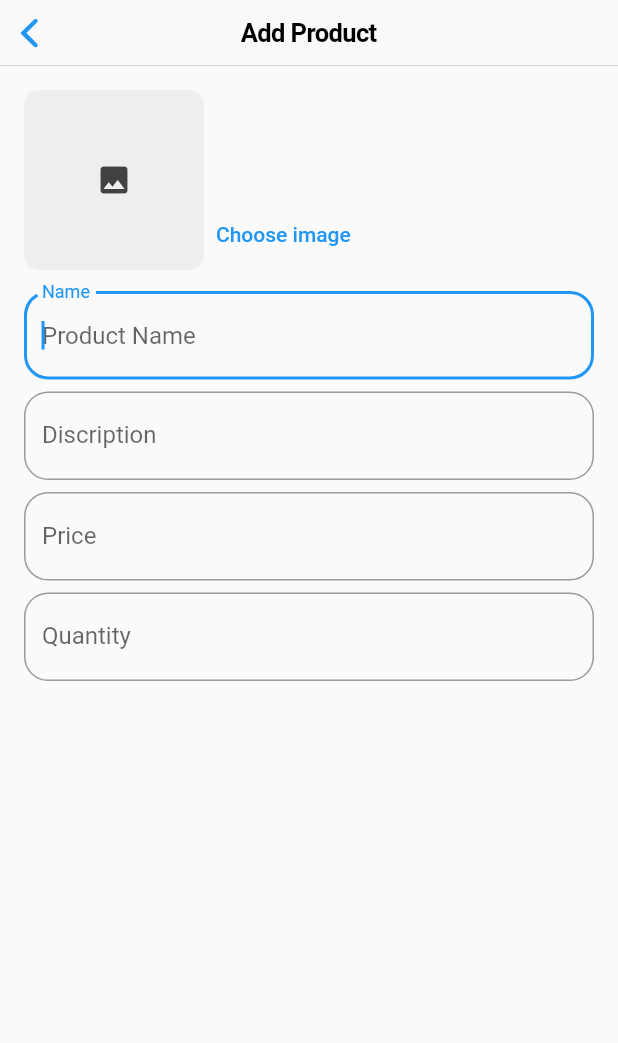
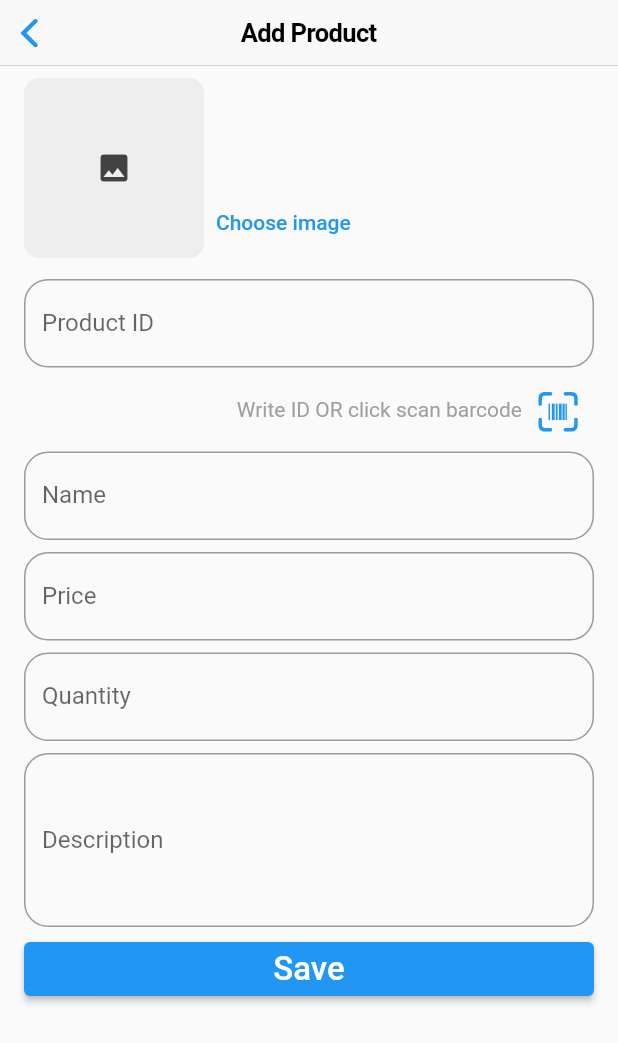
Before and after one commit to askabdulhaseeb/BlueJay-admin, a Flutter app: the AddProductScreen screen opened by its route, on a phone screen of 412 x 824 dp. Shown: the top 1043 px of the screen. Run offline on Flutter 3.47's test engine with Material 2 defaults, Android fonts, the phone set to English and light mode, and no system bars; our stand-ins replace image_picker; missing offline and left inert: barcode_scan2.

Commit message:
Add Product UI completed.

```diff
--- a/lib/main.dart
+++ b/lib/main.dart
@@ -15,9 +15,8 @@ class MyApp extends StatelessWidget {
       title: 'BlueJay',
       theme: ThemeData(
         primaryColor: Colors.blue,
-        splashColor: Colors.blueAccent,
+        splashColor: Colors.blue[200],
         iconTheme: const IconThemeData(color: Colors.blue),
-
       ),
       home: const LoginScreen(),
       routes: <String, WidgetBuilder>{
--- a/lib/screens/add_product_screen/add_product_screen.dart
+++ b/lib/screens/add_product_screen/add_product_screen.dart
@@ -1,8 +1,10 @@
 import 'dart:io';
 
+import 'package:barcode_scan2/barcode_scan2.dart';
 import 'package:flutter/cupertino.dart';
 import 'package:flutter/material.dart';
 import 'package:image_picker/image_picker.dart';
+import 'package:pantrycheck_admin/screens/home_screen/home_screen.dart';
 import 'package:pantrycheck_admin/screens/widgets/custom_textformfield.dart';
 import 'package:pantrycheck_admin/utilities/custom_validator.dart';
 import 'package:pantrycheck_admin/utilities/utilities.dart';
@@ -16,7 +18,9 @@ class AddProductScreen extends StatefulWidget {
 
 class _AddProductScreenState extends State<AddProductScreen> {
   final GlobalKey<FormState> _key = GlobalKey<FormState>();
+  final TextEditingController _barcode = TextEditingController();
   final TextEditingController _name = TextEditingController();
+  final TextEditingController _description = TextEditingController();
   final TextEditingController _qty = TextEditingController();
   final TextEditingController _price = TextEditingController();
   XFile? _image;
@@ -30,44 +34,100 @@ class _AddProductScreenState extends State<AddProductScreen> {
       body: Form(
         key: _key,
         child: Padding(
-          padding: EdgeInsets.all(Utilities.padding),
+          padding: EdgeInsets.symmetric(horizontal: Utilities.padding),
           child: ListView(
             children: <Widget>[
+              const SizedBox(height: 8),
               _pickImageWidget(),
               const SizedBox(height: 10),
+              CustomTextFormField(
+                title: 'Product ID',
+                controller: _barcode,
+                hint: 'Product Unique ID',
+                validator: (String? value) => CustomValidator.lessThen3(value),
+              ),
+              Row(
+                mainAxisAlignment: MainAxisAlignment.end,
+                children: <Widget>[
+                  const Expanded(
+                    child: Text(
+                      'Write ID OR click scan barcode',
+                      overflow: TextOverflow.ellipsis,
+                      textAlign: TextAlign.end,
+                      style: TextStyle(color: Colors.grey),
+                    ),
+                  ),
+                  IconButton(
+                    onPressed: () async => _barcodeScanning(),
+                    splashRadius: 24,
+                    icon: const Icon(
+                      CupertinoIcons.barcode_viewfinder,
+                      size: 34,
+                    ),
+                  )
+                ],
+              ),
               CustomTextFormField(
                 title: 'Name',
                 controller: _name,
                 hint: 'Product Name',
                 validator: (String? value) => CustomValidator.lessThen3(value),
-                autoFocus: true,
-              ),
-              CustomTextFormField(
-                title: 'Discription',
-                controller: _name,
-                hint: 'Product Name',
-                validator: (String? value) => CustomValidator.lessThen3(value),
-                autoFocus: true,
               ),
               CustomTextFormField(
                 title: 'Price',
                 controller: _price,
                 hint: 'Product Price',
                 keyboardType: TextInputType.number,
-                validator: (String? value) => CustomValidator.lessThen3(value),
+                validator: (String? value) => CustomValidator.isEmpty(value),
               ),
               CustomTextFormField(
                 title: 'Quantity',
                 controller: _qty,
                 hint: 'Product Quantity',
                 keyboardType: TextInputType.number,
-                validator: (String? value) => CustomValidator.lessThen3(value),
+                validator: (String? value) => CustomValidator.isEmpty(value),
               ),
+              CustomTextFormField(
+                title: 'Description',
+                controller: _description,
+                hint: 'Product detail description here',
+                maxLines: 4,
+              ),
+              SizedBox(
+                width: MediaQuery.of(context).size.width / 2,
+                child: ElevatedButton(
+                  onPressed: () {
+                    if (_key.currentState!.validate()) {
+                      Navigator.of(context).pushNamedAndRemoveUntil(
+                        HomeScreen.routeName,
+                        (Route<dynamic> route) => false,
+                      );
+                    }
+                  },
+                  child: const Text(
+                    'Save',
+                    style: TextStyle(fontSize: 22),
+                  ),
+                ),
+              ),
+              const SizedBox(height: 100),
             ],
           ),
         ),
       ),
     );
+  }
+
+  Future<void> _barcodeScanning() async {
+    try {
+      final ScanResult scaned = await BarcodeScanner.scan();
+      final String scanResult = scaned.rawContent;
+      print('Stored in Cart');
+
+      setState(() => _barcode.text = scanResult);
+    } catch (e) {
+      // TODO: Display Error
+    }
   }
 
   Row _pickImageWidget() {
--- a/lib/screens/widgets/custom_inkwell_button.dart
+++ b/lib/screens/widgets/custom_inkwell_button.dart
@@ -24,6 +24,7 @@ class CustomInkWellButton extends StatelessWidget {
               vertical: 10,
               horizontal: 30,
             ),
+
             alignment: Alignment.center,
             decoration: BoxDecoration(
               border: Border.all(
--- a/lib/screens/widgets/custom_textformfield.dart
+++ b/lib/screens/widgets/custom_textformfield.dart
@@ -16,6 +16,7 @@ class CustomTextFormField extends StatefulWidget {
     this.autoFocus = false,
     this.padding = 4,
     this.isPassword = false,
+    this.maxLines = 1,
     Key? key,
   })  : _controller = controller,
         super(key: key);
@@ -30,6 +31,7 @@ class CustomTextFormField extends StatefulWidget {
   final bool autoFocus;
   final bool isPassword;
   final double padding;
+  final int? maxLines;
 
   @override
   CustomTextFormFieldState createState() => CustomTextFormFieldState();
@@ -62,6 +64,7 @@ class CustomTextFormFieldState extends State<CustomTextFormField> {
         keyboardType: widget.keyboardType,
         autofocus: widget.autoFocus,
         textInputAction: TextInputAction.next,
+        maxLines: widget.maxLines,
         // ignore: avoid_bool_literals_in_conditional_expressions
         obscureText: (widget.isPassword == true)
             ? (isVisible == true)
--- a/lib/utilities/custom_validator.dart
+++ b/lib/utilities/custom_validator.dart
@@ -15,6 +15,14 @@ class CustomValidator {
     return null;
   }
 
+  static String? isEmpty(String? value) {
+    return (value!.isEmpty) ? 'Field could not be empty' : null;
+  }
+
+  static String? lessThen2(String? value) {
+    return (value!.length < 2) ? 'Enter more then 1 characters' : null;
+  }
+
   static String? lessThen3(String? value) {
     return (value!.length < 3) ? 'Enter more then 2 characters' : null;
   }
```
Also changed, not shown: 1 other file.
